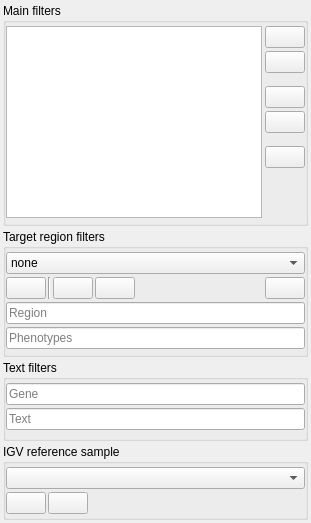
First picture: the form in src/GSvar/FilterDockWidget.ui, repository imgag/ngs-bits, before the edit.
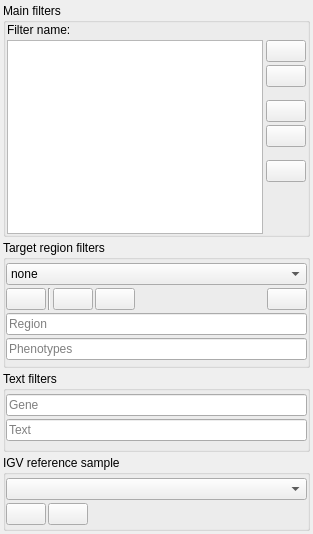
Second picture: the form after the edit. Icons and pictures are not drawn. Custom widgets are drawn as their Qt base class.

Commit message: GSvar: updated default filters and minor GUI changes.

What changed in the file:
```diff
--- a/src/GSvar/FilterDockWidget.ui
+++ b/src/GSvar/FilterDockWidget.ui
@@ -6,8 +6,8 @@
    <rect>
     <x>0</x>
     <y>0</y>
-    <width>297</width>
-    <height>518</height>
+    <width>299</width>
+    <height>534</height>
    </rect>
   </property>
   <property name="features">
@@ -53,23 +53,23 @@
       <property name="flat">
        <bool>true</bool>
       </property>
-      <layout class="QHBoxLayout" name="horizontalLayout_3">
-       <property name="spacing">
-        <number>3</number>
-       </property>
+      <layout class="QGridLayout" name="gridLayout">
        <property name="leftMargin">
-        <number>0</number>
+        <number>1</number>
        </property>
        <property name="topMargin">
-        <number>3</number>
+        <number>0</number>
        </property>
        <property name="rightMargin">
-        <number>0</number>
+        <number>1</number>
        </property>
        <property name="bottomMargin">
-        <number>5</number>
+        <number>0</number>
        </property>
-       <item>
+       <property name="spacing">
+        <number>3</number>
+       </property>
+       <item row="3" column="0">
         <widget class="QListWidget" name="filters_entries">
          <property name="toolTip">
           <string>&lt;html&gt;&lt;head/&gt;&lt;body&gt;&lt;p&gt;Main filter steps listed in the order that they are applied.&lt;br/&gt;&lt;br/&gt;Notes:&lt;br/&gt;- Target region and text filters are applied after the main filters and override them!&lt;br/&gt;- Failed filter steps are marked orange and errors are shown in the tooltip.&lt;br/&gt;&lt;br/&gt;Filter action description:&lt;br/&gt;- REMOVE: Remove variants, if they match the filter.&lt;br/&gt;- FILTER: Remove variants, if they do not match the filter.&lt;br/&gt;- KEEP: Force variants to be kept, even if filtered out by previous filter steps.&lt;br/&gt;&lt;/p&gt;&lt;/body&gt;&lt;/html&gt;</string>
@@ -91,7 +91,7 @@
          </property>
         </widget>
        </item>
-       <item>
+       <item row="3" column="1">
         <layout class="QVBoxLayout" name="verticalLayout">
          <property name="spacing">
           <number>3</number>
@@ -228,6 +228,33 @@
          </item>
         </layout>
        </item>
+       <item row="0" column="0" colspan="2">
+        <layout class="QHBoxLayout" name="horizontalLayout_3">
+         <property name="spacing">
+          <number>3</number>
+         </property>
+         <item>
+          <widget class="QLabel" name="label_2">
+           <property name="text">
+            <string>Filter name:</string>
+           </property>
+          </widget>
+         </item>
+         <item>
+          <widget class="QLabel" name="filter_name">
+           <property name="sizePolicy">
+            <sizepolicy hsizetype="Expanding" vsizetype="Preferred">
+             <horstretch>0</horstretch>
+             <verstretch>0</verstretch>
+            </sizepolicy>
+           </property>
+           <property name="text">
+            <string/>
+           </property>
+          </widget>
+         </item>
+        </layout>
+       </item>
       </layout>
      </widget>
     </item>
```
The commit also changes 7 other files.
